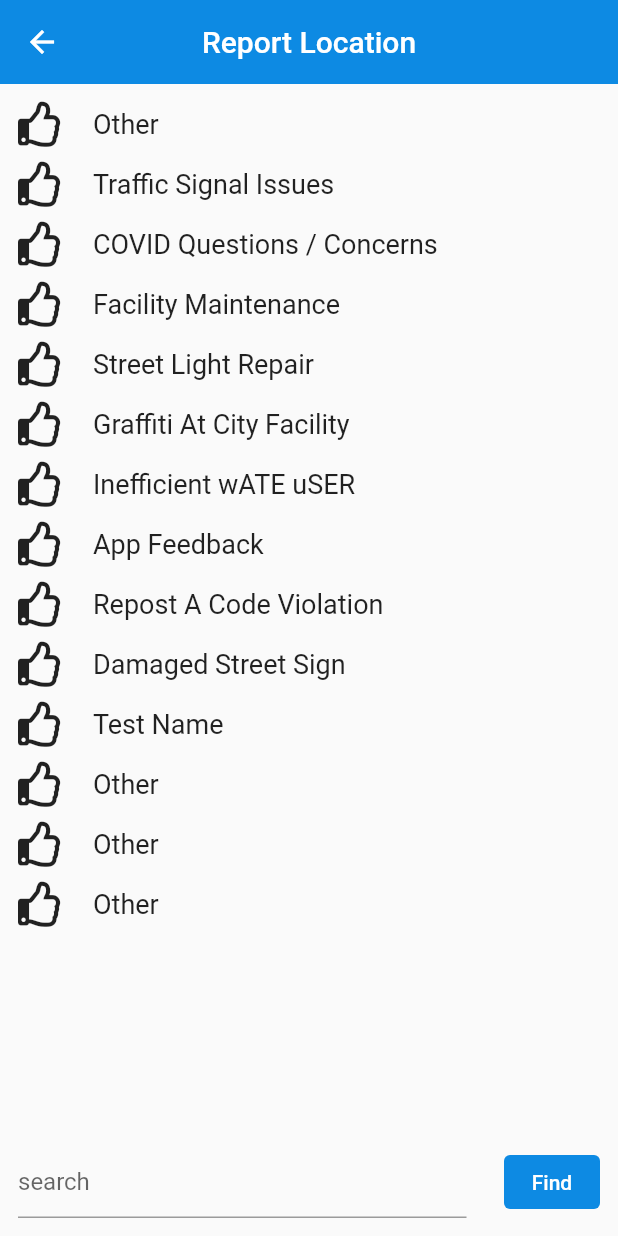
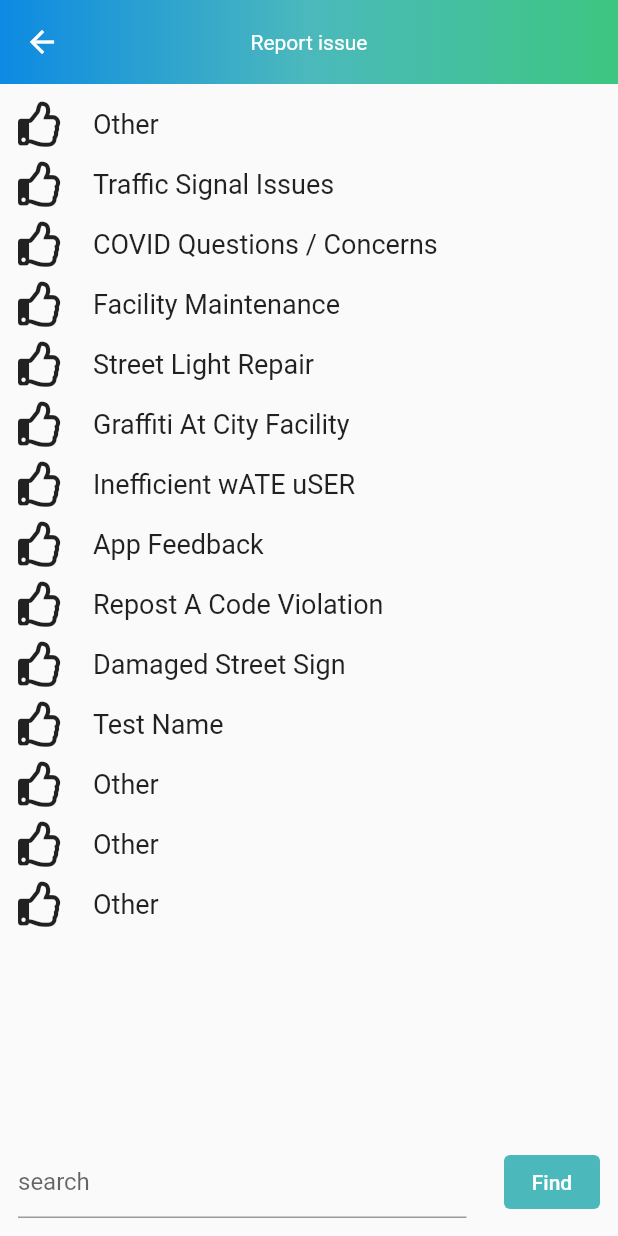
Before and after one commit to youssefa111/Irvine_application, a Flutter app: the screen it shows once a user with an empty profile is signed in, after a tap on "Report an issue", on a phone screen of 412 x 824 dp. Run offline on Flutter 3.47's test engine with Material 2 defaults, Android fonts, the phone set to English and light mode, and no system bars; our stand-ins replace animated_splash_screen, bloc, cloud_firestore, conditional_builder_null_safety, firebase_auth, firebase_core and 5 more; accounts and stored records are empty.

Commit message:
update 10

```diff
--- a/lib/business_logic/cubit/homescreen_cubit/home_screen_cubit.dart
+++ b/lib/business_logic/cubit/homescreen_cubit/home_screen_cubit.dart
@@ -1,9 +1,11 @@
 import 'package:bloc/bloc.dart';
 import 'package:cloud_firestore/cloud_firestore.dart';
+import 'package:firebase_auth/firebase_auth.dart';
 import 'package:first_task/helper/componants/homescreen_componants/news_container.dart';
 import 'package:first_task/helper/componants/homescreen_componants/reports_container.dart';
 import 'package:first_task/model/news_model.dart';
 import 'package:first_task/model/report_model.dart';
+import 'package:first_task/model/user_model.dart';
 import 'package:flutter/cupertino.dart';
 import 'package:flutter_bloc/flutter_bloc.dart';
 import 'package:font_awesome_flutter/font_awesome_flutter.dart';
@@ -16,6 +18,7 @@ class HomeScreenCubit extends Cubit<HomeScreenState> {
 
   static HomeScreenCubit get(BuildContext context) => BlocProvider.of(context);
 
+  //==================== HomeData Function ==========================
   List dataList = [];
 
   Future<void> getHomeData() async {
@@ -52,6 +55,21 @@ class HomeScreenCubit extends Cubit<HomeScreenState> {
     }
   }
 
+  //====================== UserData Function ====================================
+
+  late UserModel userData;
+
+  Future<UserModel> userDataLoad() async {
+    var result = await FirebaseFirestore.instance
+        .collection('users')
+        .doc(FirebaseAuth.instance.currentUser!.uid)
+        .get();
+    return userData = UserModel.fromMap(result.data() as Map<String, dynamic>);
+  }
+  //================================================================
+
+  //==================== Filter Function ==========================
+
   var filterList = [];
 
   void filterHome(int index) {
@@ -76,10 +94,15 @@ class HomeScreenCubit extends Cubit<HomeScreenState> {
     }
   }
 
-  bool isAgree = false;
-  bool isDisagree = false;
+  //================================================================
+
+  //==================== Interact Functions ==========================
+
   IconData agreedIcon = FontAwesomeIcons.thumbsUp;
   IconData disagreedIcon = FontAwesomeIcons.thumbsDown;
+
+  //==================== Agree Function ==========================
+
   Future<void> interactAgree(String postKey) async {
     emit(InteractedLoading());
     DocumentSnapshot instance =
@@ -120,6 +143,8 @@ class HomeScreenCubit extends Cubit<HomeScreenState> {
       emit(InteractedError());
     }
   }
+
+  //==================== Disagree Function ==========================
 
   Future<void> interactDisagree(String postKey) async {
     emit(InteractedLoading());
@@ -162,6 +187,8 @@ class HomeScreenCubit extends Cubit<HomeScreenState> {
     }
   }
 
+  //==================== Thank Function ==========================
+
   Future<void> interactThank(String postKey) async {
     emit(InteractedLoading());
     DocumentSnapshot instance =
@@ -193,14 +220,24 @@ class HomeScreenCubit extends Cubit<HomeScreenState> {
     }
   }
 
+  //==================== Comment Function ==========================
+
   void comment() {}
 
+  //================================================================
+
+  //==================== Search Function ==========================
   var searchList = [];
   void search(String text) {}
 
+  //================================================================
+
+  //==================== Options Function ==========================
   void hidePost(String key, BuildContext context) {
     dataList.removeWhere((element) => element.toString().contains(key));
     Navigator.pop(context);
     emit(OptionsSucessfully());
   }
+
+  //================================================================
 }
--- a/lib/helper/componants/homescreen_componants/drawer.dart
+++ b/lib/helper/componants/homescreen_componants/drawer.dart
@@ -1,3 +1,5 @@
+import 'package:cloud_firestore/cloud_firestore.dart';
+import 'package:firebase_auth/firebase_auth.dart';
 import 'package:first_task/business_logic/cubit/authentication_cubit/cubit/authentication_cubit.dart';
 import 'package:first_task/helper/constants/constants.dart';
 import 'package:first_task/presentation/profile_screens/profile_screen.dart';
@@ -5,8 +7,6 @@ import 'package:flutter/material.dart';
 import 'package:flutter_bloc/flutter_bloc.dart';
 
 class HomeDrawer extends StatelessWidget {
-  const HomeDrawer({Key? key}) : super(key: key);
-
   @override
   Widget build(BuildContext context) {
     return BlocProvider(
@@ -52,7 +52,8 @@ class HomeDrawer extends StatelessWidget {
                     ),
                     Center(
                       child: Text(
-                        'Youssef Hussein',
+                        FirebaseAuth.instance.currentUser!.displayName
+                            .toString(),
                         style: Theme.of(context).textTheme.headline5!.copyWith(
                             color: Colors.white, fontWeight: FontWeight.w600),
                       ),
@@ -62,7 +63,7 @@ class HomeDrawer extends StatelessWidget {
                     ),
                     Center(
                         child: Text(
-                      'youssefhussien97@gmail.com',
+                      FirebaseAuth.instance.currentUser!.email.toString(),
                       style: Theme.of(context).textTheme.subtitle2!.copyWith(
                             color: Colors.white,
                           ),
--- a/lib/main.dart
+++ b/lib/main.dart
@@ -42,7 +42,18 @@ class MyApp extends StatelessWidget {
         // builder: DevicePreview.appBuilder, // Add the builder here
         debugShowCheckedModeBanner: false,
         theme: ThemeData(
-          primaryColor: HexColor("#0D8AE3"),
+          appBarTheme: AppBarTheme(
+            foregroundColor: Colors.white,
+            titleTextStyle: TextStyle(
+              color: Colors.white,
+            ),
+            color: Colors.white,
+            centerTitle: true,
+            iconTheme: IconThemeData(
+              color: Colors.white,
+            ),
+          ),
+          primaryColor: HexColor("#4BB9BC"),
         ),
         home: Container(
           decoration: BoxDecoration(
--- a/lib/model/user_model.dart
+++ b/lib/model/user_model.dart
@@ -1,7 +1,7 @@
 import 'dart:convert';
 
 class UserModel {
-  final String userID;
+  late String userID;
   final String address;
   final String name;
   final String email;
@@ -9,7 +9,6 @@ class UserModel {
   final String neighborhood;
   final int phone;
   UserModel({
-    required this.userID,
     required this.address,
     required this.name,
     required this.email,
@@ -32,7 +31,6 @@ class UserModel {
 
   factory UserModel.fromMap(Map<String, dynamic> map) {
     return UserModel(
-      userID: map['userID'],
       address: map['address'],
       name: map['name'],
       email: map['email'],
--- a/lib/presentation/add_screens/report_category_screen.dart
+++ b/lib/presentation/add_screens/report_category_screen.dart
@@ -1,3 +1,4 @@
+import 'package:first_task/helper/constants/constants.dart';
 import 'package:first_task/presentation/add_screens/report_screen.dart';
 import 'package:flutter/material.dart';
 import 'package:font_awesome_flutter/font_awesome_flutter.dart';
@@ -9,9 +10,17 @@ class ReportCategoryScreen extends StatelessWidget {
   Widget build(BuildContext context) {
     return Scaffold(
       appBar: AppBar(
+        flexibleSpace: Container(
+          decoration: BoxDecoration(
+            gradient: linearGradient,
+          ),
+        ),
         elevation: 0.0,
         centerTitle: true,
-        title: Text('Report Location'),
+        title: Text(
+          'Report issue',
+          style: TextStyle(color: Colors.white),
+        ),
       ),
       body: Padding(
         padding: const EdgeInsets.all(12.0),
--- a/lib/presentation/home_screens/home_screen.dart
+++ b/lib/presentation/home_screens/home_screen.dart
@@ -1,7 +1,10 @@
+import 'dart:ui';
+
 import 'package:first_task/business_logic/cubit/homescreen_cubit/home_screen_cubit.dart';
 import 'package:first_task/helper/componants/homescreen_componants/drawer.dart';
 import 'package:first_task/helper/componants/homescreen_componants/filter_dialog.dart';
 import 'package:first_task/helper/componants/homescreen_componants/top_container.dart';
+import 'package:first_task/helper/constants/constants.dart';
 import 'package:first_task/presentation/add_screens/news_screen.dart';
 import 'package:first_task/presentation/add_screens/report_category_screen.dart';
 import 'package:flutter/material.dart';
@@ -15,10 +18,21 @@ class HomeScreen extends StatelessWidget {
   Widget build(BuildContext context) {
     return Scaffold(
       appBar: AppBar(
-        backgroundColor: Theme.of(context).primaryColor,
+        iconTheme: IconThemeData(color: Colors.white),
+        flexibleSpace: Container(
+          decoration: BoxDecoration(
+            gradient: linearGradient,
+          ),
+        ),
         elevation: 0.0,
         centerTitle: true,
-        title: const Text('Irvine'),
+        title: const Text(
+          'Irvine',
+          style: TextStyle(
+            color: Colors.white,
+            fontWeight: FontWeight.bold,
+          ),
+        ),
       ),
       drawer: HomeDrawer(),
       body: HomeBody(),
@@ -145,15 +159,17 @@ class ViewSection extends StatelessWidget {
             ),
           ],
         ),
-        SizedBox(
-          height: 10,
-        ),
         Expanded(child: BlocBuilder<HomeScreenCubit, HomeScreenState>(
           builder: (context, state) {
             return RefreshIndicator(
               onRefresh: () => HomeScreenCubit.get(context).getHomeData(),
-              child: ListView.separated(
-                  itemBuilder: (context, index) => state is FilteredSucessfully
+              child: state is HomeScreenLoading
+                  ? Center(
+                      child: CircularProgressIndicator(),
+                    )
+                  : ListView.separated(
+                      itemBuilder: (context, index) =>
+                          state is FilteredSucessfully
                               ? HomeScreenCubit.get(context).filterList[index]
                               : HomeScreenCubit.get(context).dataList[index],
                       separatorBuilder: (context, index) => Container(
```
Also changed, not shown: lib/presentation/add_screens/news_screen.dart (+12 -2 lines), lib/presentation/add_screens/report_screen.dart (+10 -2 lines). Lines whose indentation alone changed are shown as unchanged.
